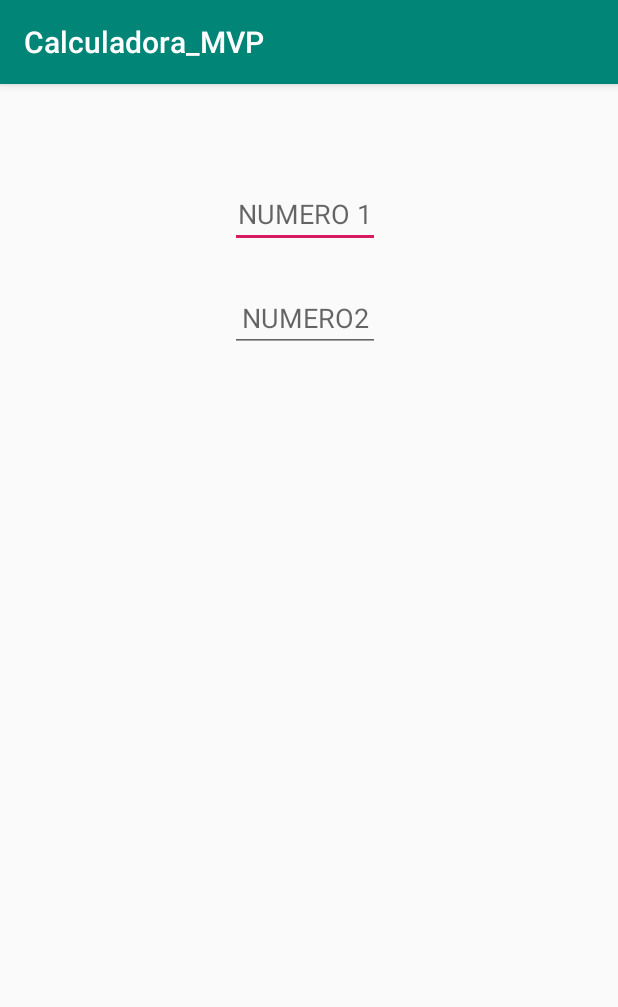
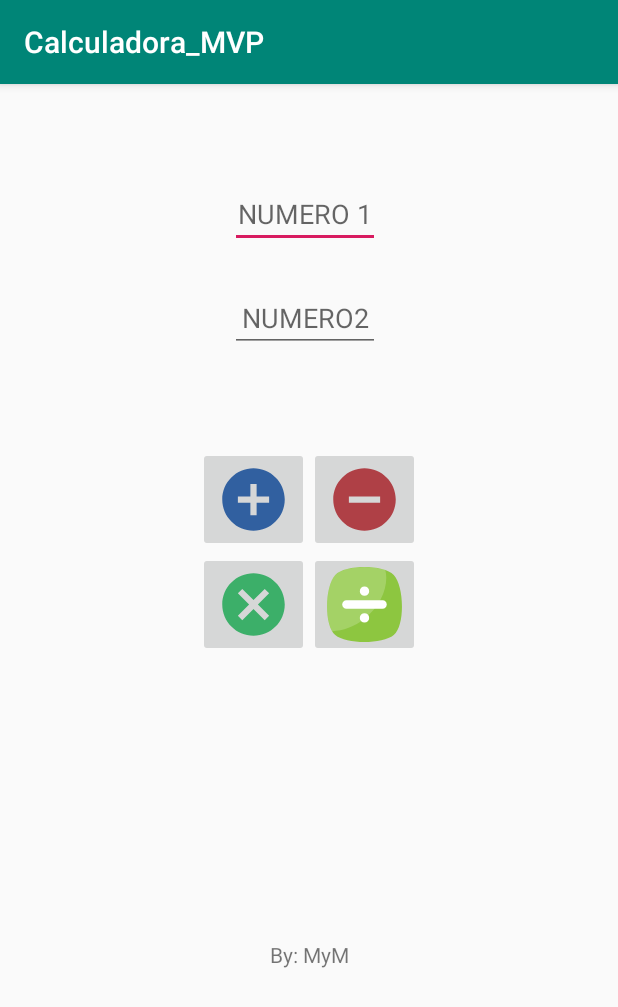
Before and after one commit to MaPaulaMV/ProgramacionMovil_MartinezCarlos_MonterosPaula, an Android app: the screen it shows after launch (Vista), on a phone screen of 412 x 824 dp. Shown: the top 1007 px of the screen. Run offline under Robolectric (Android 15) with nearby library versions, the phone set to English and light mode, and no system bars.

Commit message:
vista diseño

```diff
--- /dev/null
+++ b/TAREA2/app/src/main/res/drawable/add.xml
@@ -0,0 +1,5 @@
+<vector android:height="50dp" android:tint="#3160A0"
+    android:viewportHeight="24.0" android:viewportWidth="24.0"
+    android:width="50dp" xmlns:android="http://schemas.android.com/apk/res/android">
+    <path android:fillColor="#FF000000" android:pathData="M12,2C6.48,2 2,6.48 2,12s4.48,10 10,10 10,-4.48 10,-10S17.52,2 12,2zM17,13h-4v4h-2v-4L7,13v-2h4L11,7h2v4h4v2z"/>
+</vector>
--- /dev/null
+++ b/TAREA2/app/src/main/res/drawable/ic_division.xml
@@ -0,0 +1,9 @@
+<vector android:height="50dp" android:viewportHeight="455.431"
+    android:viewportWidth="455.431" android:width="50dp" xmlns:android="http://schemas.android.com/apk/res/android">
+    <path android:fillColor="#8DC640" android:pathData="M405.493,412.764c-69.689,56.889 -287.289,56.889 -355.556,0c-69.689,-56.889 -62.578,-300.089 0,-364.089s292.978,-64 355.556,0S475.182,355.876 405.493,412.764z"/>
+    <path android:fillAlpha="0.2" android:fillColor="#FFFFFF"
+        android:pathData="M229.138,313.209c-62.578,49.778 -132.267,75.378 -197.689,76.8c-48.356,-82.489 -38.4,-283.022 18.489,-341.333c51.2,-52.622 211.911,-62.578 304.356,-29.867C377.049,112.676 330.116,232.142 229.138,313.209z" android:strokeAlpha="0.2"/>
+    <path android:fillColor="#FFFFFF" android:pathData="M362.827,227.876c0,14.222 -11.378,25.6 -25.6,25.6H118.204c-14.222,0 -25.6,-11.378 -25.6,-25.6c0,-14.222 11.378,-25.6 25.6,-25.6h220.444C351.449,202.276 362.827,213.653 362.827,227.876z"/>
+    <path android:fillColor="#FFFFFF" android:pathData="M227.716,308.942m-28.444,0a28.444,28.444 0,1 1,56.888 0a28.444,28.444 0,1 1,-56.888 0"/>
+    <path android:fillColor="#FFFFFF" android:pathData="M227.716,146.809m-28.444,0a28.444,28.444 0,1 1,56.888 0a28.444,28.444 0,1 1,-56.888 0"/>
+</vector>
--- /dev/null
+++ b/TAREA2/app/src/main/res/drawable/mult.xml
@@ -0,0 +1,5 @@
+<vector android:height="50dp" android:tint="#3CAF69"
+    android:viewportHeight="24.0" android:viewportWidth="24.0"
+    android:width="50dp" xmlns:android="http://schemas.android.com/apk/res/android">
+    <path android:fillColor="#FF000000" android:pathData="M12,2C6.47,2 2,6.47 2,12s4.47,10 10,10 10,-4.47 10,-10S17.53,2 12,2zM17,15.59L15.59,17 12,13.41 8.41,17 7,15.59 10.59,12 7,8.41 8.41,7 12,10.59 15.59,7 17,8.41 13.41,12 17,15.59z"/>
+</vector>
--- /dev/null
+++ b/TAREA2/app/src/main/res/drawable/resta.xml
@@ -0,0 +1,5 @@
+<vector android:height="50dp" android:tint="#AF4046"
+    android:viewportHeight="24.0" android:viewportWidth="24.0"
+    android:width="50dp" xmlns:android="http://schemas.android.com/apk/res/android">
+    <path android:fillColor="#FF000000" android:pathData="M12,2C6.48,2 2,6.48 2,12s4.48,10 10,10 10,-4.48 10,-10S17.52,2 12,2zM17,13L7,13v-2h10v2z"/>
+</vector>
--- a/TAREA2/app/src/main/res/layout/activity_main.xml
+++ b/TAREA2/app/src/main/res/layout/activity_main.xml
@@ -31,4 +31,81 @@
         app:layout_constraintStart_toStartOf="parent"
         app:layout_constraintTop_toBottomOf="@+id/num1" />
 
+    <GridLayout
+
+        android:id="@+id/gridLayout"
+        android:layout_width="wrap_content"
+        android:layout_height="wrap_content"
+        android:layout_marginTop="48dp"
+        android:columnCount="2"
+        android:paddingTop="15dp"
+        android:rowCount="2"
+        app:layout_constraintEnd_toEndOf="parent"
+        app:layout_constraintStart_toStartOf="parent"
+        app:layout_constraintTop_toBottomOf="@+id/num2">
+
+        <ImageButton
+            android:id="@+id/suma"
+            android:layout_width="wrap_content"
+            android:layout_height="fill_parent"
+            android:layout_weight="1"
+            android:onClick="Sumar"
+            android:src="@drawable/add" />
+
+        <ImageButton
+            android:id="@+id/suma2"
+
+            android:layout_width="wrap_content"
+            android:layout_height="fill_parent"
+            android:layout_weight="1"
+            android:onClick="Sumar"
+            android:src="@drawable/resta"
+            android:textSize="40dp" />
+
+        <ImageButton
+            android:id="@+id/suma3"
+
+            android:layout_width="wrap_content"
+            android:layout_height="fill_parent"
+            android:layout_weight="1"
+            android:onClick="Sumar"
+            android:src="@drawable/mult"
+            android:textSize="40dp" />
+
+        <ImageButton
+            android:id="@+id/suma4"
+
+            android:layout_width="wrap_content"
+            android:layout_height="fill_parent"
+            android:layout_weight="1"
+            android:onClick="Sumar"
+            android:src="@drawable/ic_division" />
+
+    </GridLayout>
+
+    <TextView
+
+        android:id="@+id/res"
+        android:layout_width="206dp"
+        android:layout_height="30dp"
+        android:layout_marginTop="68dp"
+        android:gravity="center"
+        app:layout_constraintEnd_toEndOf="parent"
+        app:layout_constraintHorizontal_bias="0.497"
+        app:layout_constraintStart_toStartOf="parent"
+        app:layout_constraintTop_toBottomOf="@+id/gridLayout" />
+
+    <TextView
+        android:id="@+id/textView2"
+        android:layout_width="239dp"
+        android:layout_height="wrap_content"
+        android:layout_marginBottom="164dp"
+        android:gravity="center"
+        android:text="By: MyM"
+        app:layout_constraintBottom_toBottomOf="parent"
+        app:layout_constraintEnd_toEndOf="parent"
+        app:layout_constraintStart_toStartOf="parent"
+        app:layout_constraintTop_toBottomOf="@+id/res"
+        app:layout_constraintVertical_bias="0.868" />
+
 </androidx.constraintlayout.widget.ConstraintLayout>
```
